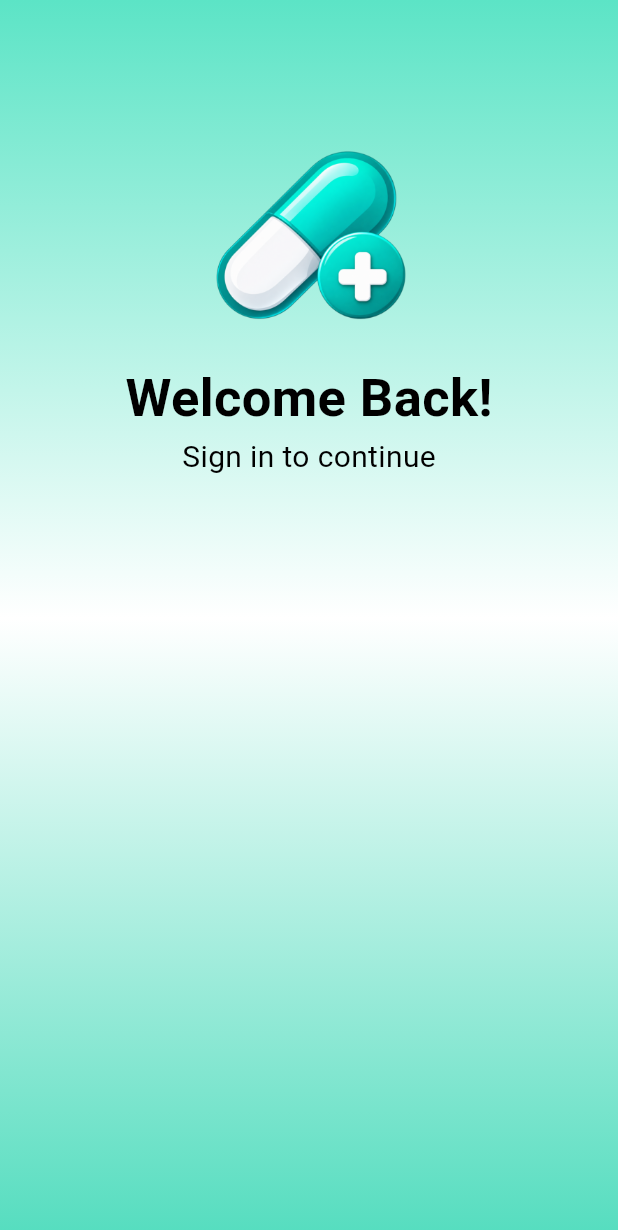
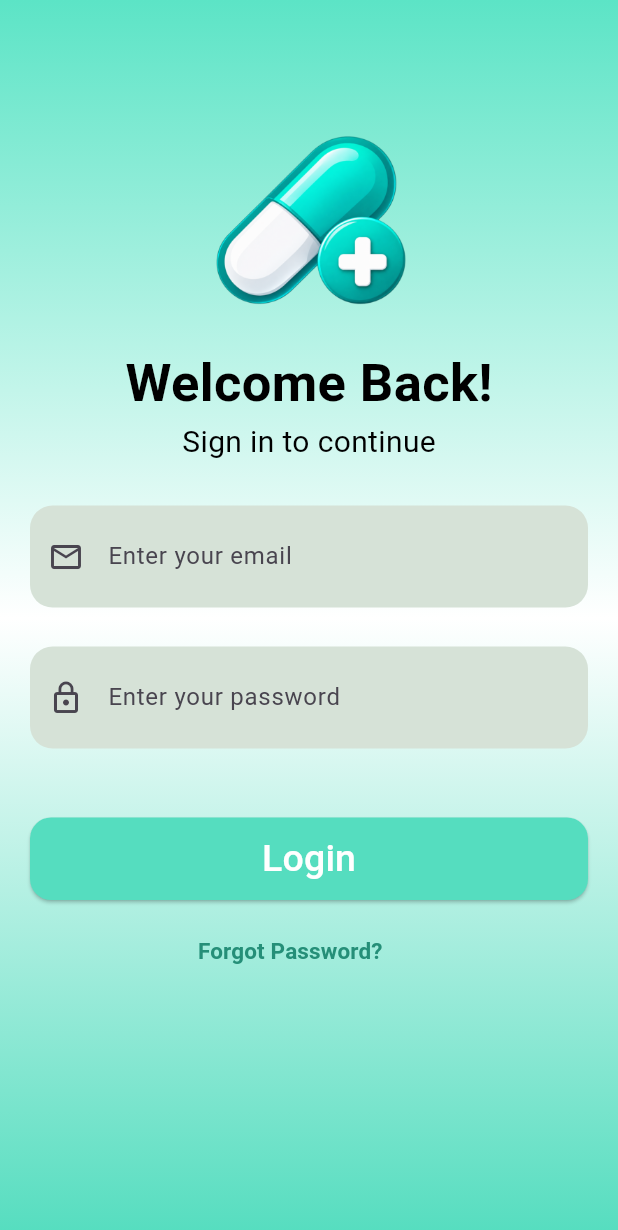
Before and after one commit to shamseernpm-beep/medTime, a Flutter app: the screen it shows after launch, on a phone screen of 412 x 824 dp. Shown: the top 1230 px of the screen. Run offline on Flutter 3.47's test engine with Material 3 defaults, Android fonts, the phone set to English and light mode, and no system bars.

Commit message:
start login

```diff
--- a/lib/view/login.dart
+++ b/lib/view/login.dart
@@ -9,6 +9,9 @@ class Login extends StatefulWidget {
 }
 
 class _LoginState extends State<Login> {
+  final TextEditingController emailControlle = TextEditingController();
+  final TextEditingController passwordController = TextEditingController();
+
   @override
   Widget build(BuildContext context) {
     return Scaffold(
@@ -19,7 +22,7 @@ class _LoginState extends State<Login> {
         child: Center(
           child: Column(
             children: [
-              SizedBox(height: 80),
+              SizedBox(height: 70),
               Image.asset(
                 'assets/images/medicine.png',
                 width: 150,
@@ -38,6 +41,117 @@ class _LoginState extends State<Login> {
                 "Sign in to continue",
                 style: TextStyle(color: Black.black, fontSize: 20),
               ),
+              SizedBox(height: 20),
+              Padding(
+                padding: const EdgeInsets.symmetric(
+                  horizontal: 20,
+                  vertical: 8,
+                ),
+                child: TextFormField(
+                  controller: emailControlle,
+                  keyboardType: TextInputType.emailAddress,
+                  decoration: InputDecoration(
+                    hintText: "Enter your email",
+                    prefixIcon: Icon(Icons.email_outlined),
+                    filled: true,
+                    fillColor: Color.fromARGB(255, 214, 226, 215),
+                    contentPadding: EdgeInsets.symmetric(
+                      vertical: 22,
+                      horizontal: 15,
+                    ),
+                    border: OutlineInputBorder(
+                      borderRadius: BorderRadius.circular(15),
+                      borderSide: BorderSide.none,
+                    ),
+                  ),
+                  validator: (value) {
+                    if (value == null || value.isEmpty) {
+                      return "Please enter your email";
+                    }
+                    if (!value.contains('@')) {
+                      return "Enter a valid email";
+                    }
+                    return null;
+                  },
+                ),
+              ),
+              SizedBox(height: 10),
+
+              Padding(
+                padding: const EdgeInsets.symmetric(
+                  horizontal: 20,
+                  vertical: 8,
+                ),
+                child: TextFormField(
+                  controller: passwordController,
+                  keyboardType: TextInputType.visiblePassword,
+                  obscureText: true,
+                  decoration: InputDecoration(
+                    hintText: "Enter your password",
+                    prefixIcon: Icon(Icons.lock_outline),
+                    filled: true,
+                    fillColor: Color.fromARGB(255, 214, 226, 215),
+
+                    contentPadding: EdgeInsets.symmetric(
+                      vertical: 22,
+                      horizontal: 15,
+                    ),
+
+                    border: OutlineInputBorder(
+                      borderRadius: BorderRadius.circular(15),
+                      borderSide: BorderSide.none,
+                    ),
+                  ),
+                  validator: (value) {
+                    if (value == null || value.isEmpty) {
+                      return "Please enter your Password";
+                    }
+                    return null;
+                  },
+                ),
+              ),
+              SizedBox(height: 30),
+              Padding(
+                padding: const EdgeInsets.symmetric(
+                  horizontal: 20,
+                  vertical: 8,
+                ),
+                child: SizedBox(
+                  height: 55,
+                  width: double.infinity,
+                  child: ElevatedButton(
+                    onPressed: () {},
+
+                    style: ElevatedButton.styleFrom(
+                      backgroundColor: Color(0xFF55DDBF),
+                      shape: RoundedRectangleBorder(
+                        borderRadius: BorderRadius.circular(14),
+                      ),
+                    ),
+
+                    child: Text(
+                      "Login",
+                      style: TextStyle(fontSize: 25, color: Colors.white),
+                    ),
+                  ),
+                ),
+              ),
+              Padding(
+                padding: const EdgeInsets.only(right: 25, top: 2),
+                child: TextButton(
+                  onPressed: () {
+                    // Forgot password action
+                  },
+                  child: Text(
+                    "Forgot Password?",
+                    style: TextStyle(
+                      color: Color(0xFF258F78),
+                      fontSize: 15,
+                      fontWeight: FontWeight.w600,
+                    ),
+                  ),
+                ),
+              ),
             ],
           ),
         ),
```
